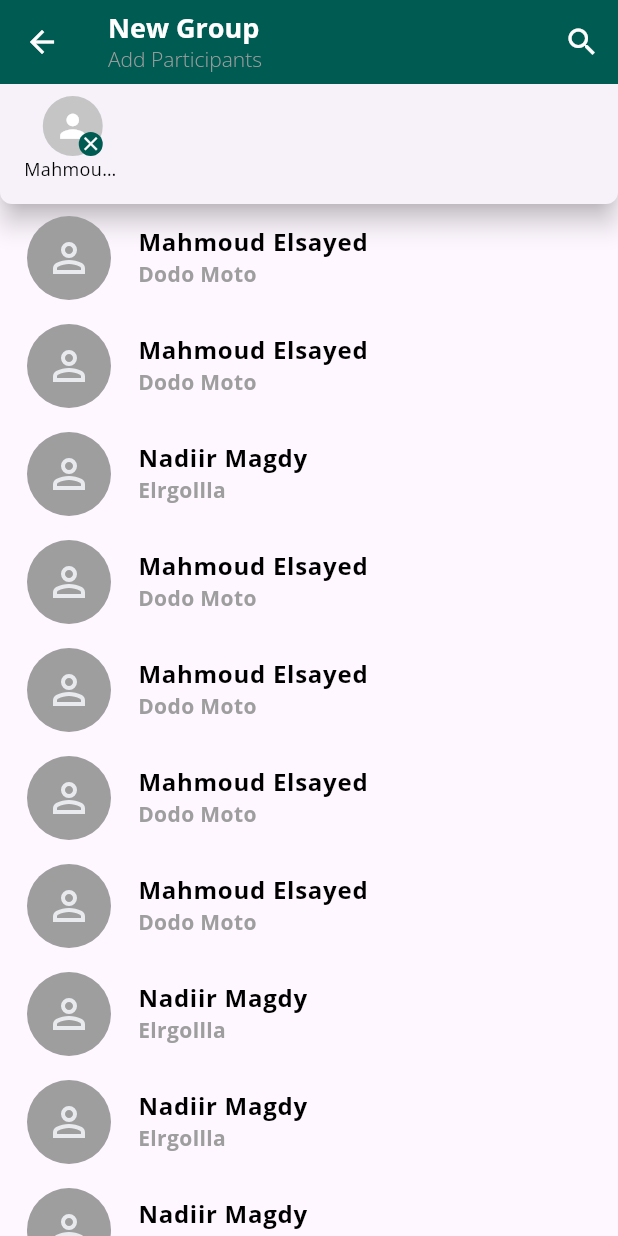
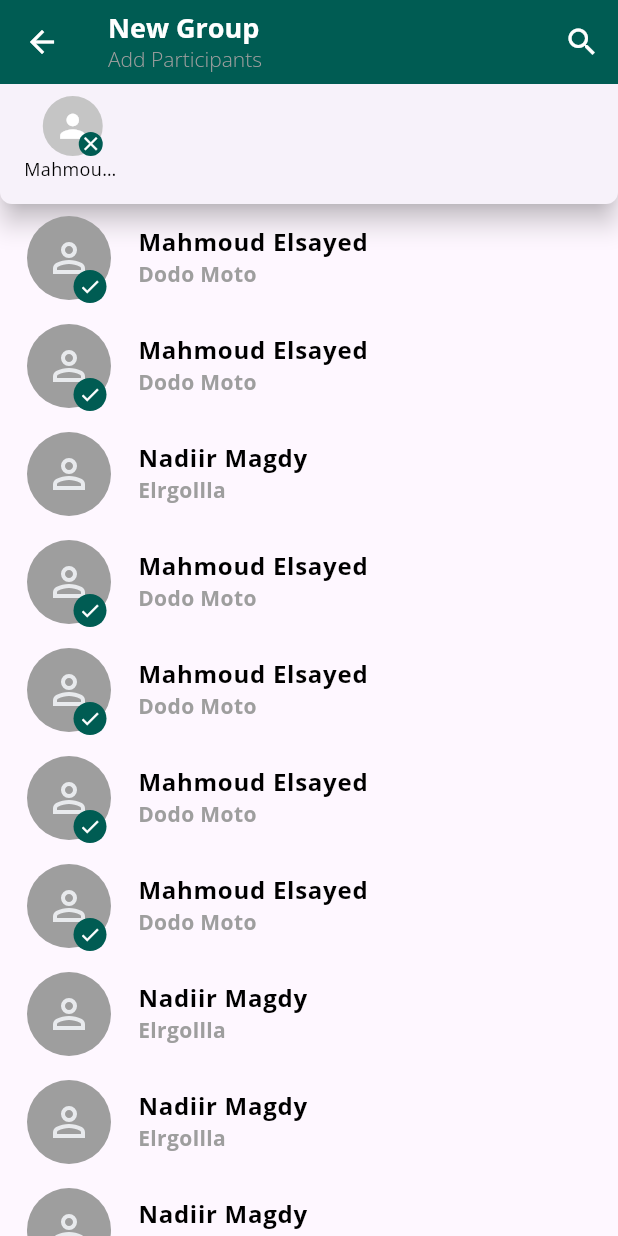
Before and after one commit to MahmoudElsayedJrr/whatsApp-Clone, a Flutter app: the NewAddGroupPage screen opened directly, after a tap on "Mahmoud Elsayed", on a phone screen of 412 x 824 dp. Run offline on Flutter 3.47's test engine with Material 3 defaults, Android fonts, the phone set to English and light mode, and no system bars; our stand-ins replace bloc, flutter_bloc, flutter_chat_bubble, flutter_svg, google_fonts, socket_io_client; network calls fail.

```diff
--- /dev/null
+++ b/lib/model/Cubits/cubit/selected_cubits_cubit.dart
@@ -0,0 +1,17 @@
+import 'package:bloc/bloc.dart';
+import 'package:meta/meta.dart';
+
+part 'selected_cubits_state.dart';
+
+class SelectedCubitsCubit extends Cubit<SelectedCubitsState> {
+  SelectedCubitsCubit() : super(SelectedCubitsInitial());
+  Set<String> selectedContacts = {};
+  void toggleSelection(String name) {
+    if (selectedContacts.contains(name)) {
+      selectedContacts.remove(name);
+    } else {
+      selectedContacts.add(name);
+    }
+    emit(SelectedCubitsUpdate(Set.from(selectedContacts))); // Emit new state
+  }
+}
--- /dev/null
+++ b/lib/model/Cubits/cubit/selected_cubits_state.dart
@@ -0,0 +1,11 @@
+part of 'selected_cubits_cubit.dart';
+
+@immutable
+abstract class SelectedCubitsState {}
+
+class SelectedCubitsInitial extends SelectedCubitsState {}
+
+class SelectedCubitsUpdate extends SelectedCubitsState {
+  final Set<String> selectedContacts;
+  SelectedCubitsUpdate(this.selectedContacts);
+}
--- a/lib/view/chat_page/chat_container.dart
+++ b/lib/view/chat_page/chat_container.dart
@@ -39,6 +39,8 @@ class ChatContainer extends StatelessWidget {
                 children: [
                   Text(DateFormat("hh:mm a").format(DateTime.now()),
                       style: TextStyle(color: Colors.grey, fontSize: 11)),
+                  SizedBox(width: 2),
+                  Icon(Icons.check, color: Colors.grey, size: 13),
                 ],
               ),
             ],
--- a/lib/view/new_chat/NewAddGroupPage.dart
+++ b/lib/view/new_chat/NewAddGroupPage.dart
@@ -1,4 +1,6 @@
 import 'package:flutter/material.dart';
+import 'package:flutter_bloc/flutter_bloc.dart';
+import 'package:whatsapp_clone/model/Cubits/cubit/selected_cubits_cubit.dart';
 import 'package:whatsapp_clone/view/contants.dart';
 import 'package:whatsapp_clone/view/new_chat/SelectedContact.dart';
 import 'package:whatsapp_clone/view/new_chat/selectedAndUnselectedContactListTile.dart';
@@ -10,12 +12,14 @@ class NewAddGroupPage extends StatefulWidget {
   State<NewAddGroupPage> createState() => _NewAddGroupPageState();
 }
 
-List<selectedAndUnselectedContactListTile> groups = [];
+class _NewAddGroupPageState extends State<NewAddGroupPage> {
+  List<selectedAndUnselectedContactListTile> groups = [];
+  late SelectedCubitsCubit cubit;
 
-class _NewAddGroupPageState extends State<NewAddGroupPage> {
   @override
   void initState() {
     super.initState();
+    cubit = BlocProvider.of<SelectedCubitsCubit>(context);
     groups.clear();
     print(groups.length);
   }
@@ -52,6 +56,7 @@ class _NewAddGroupPageState extends State<NewAddGroupPage> {
                         ontap: () {
                           setState(() {
                             SelectContacts[index].isSelected = false;
+
                             groups.removeAt(index);
                             print(groups);
                             print(SelectContacts[index].isSelected);
@@ -73,6 +78,9 @@ class _NewAddGroupPageState extends State<NewAddGroupPage> {
                   if (!SelectContacts[index].isSelected) {
                     setState(() {
                       SelectContacts[index].isSelected = true;
+                      context
+                          .read<SelectedCubitsCubit>()
+                          .toggleSelection(SelectContacts[index].name);
                       groups.add(SelectContacts[index]);
                       print(groups.length);
                       print(SelectContacts[index].isSelected);
--- a/lib/view/new_chat/new_chat_Page.dart
+++ b/lib/view/new_chat/new_chat_Page.dart
@@ -1,6 +1,5 @@
 import 'package:flutter/material.dart';
 import 'package:whatsapp_clone/view/new_chat/NewAddGroupPage.dart';
-
 import 'package:whatsapp_clone/view/new_chat/new_chat_appbar.dart';
 import 'package:whatsapp_clone/view/new_chat/selectedAndUnselectedContactListTile.dart';
 
--- a/lib/view/new_chat/selectedAndUnselectedContactListTile.dart
+++ b/lib/view/new_chat/selectedAndUnselectedContactListTile.dart
@@ -1,6 +1,8 @@
 import 'package:flutter/material.dart';
 import 'package:flutter_svg/svg.dart';
+import 'package:whatsapp_clone/model/Cubits/cubit/selected_cubits_cubit.dart';
 import 'package:whatsapp_clone/view/contants.dart';
+import 'package:flutter_bloc/flutter_bloc.dart';
 
 class contactListTile extends StatelessWidget {
   contactListTile({
@@ -40,7 +42,7 @@ class contactListTile extends StatelessWidget {
   }
 }
 
-class selectedAndUnselectedContactListTile extends StatefulWidget {
+class selectedAndUnselectedContactListTile extends StatelessWidget {
   selectedAndUnselectedContactListTile({
     super.key,
     required this.name,
@@ -53,25 +55,23 @@ class selectedAndUnselectedContactListTile extends StatefulWidget {
   final Color backgroundColor;
   bool isSelected;
   @override
-  State<selectedAndUnselectedContactListTile> createState() =>
-      _selectedAndUnselectedContactListTileState();
-}
-
-class _selectedAndUnselectedContactListTileState
-    extends State<selectedAndUnselectedContactListTile> {
-  @override
   Widget build(BuildContext context) {
+    return BlocBuilder<SelectedCubitsCubit, SelectedCubitsState>(
+      builder: (context, state) {
+        bool currentIsSelected = state is SelectedCubitsUpdate
+            ? (state).selectedContacts.contains(name)
+            : false;
         return ListTile(
           leading: Stack(clipBehavior: Clip.none, children: [
             CircleAvatar(
               radius: 30,
-          backgroundColor: widget.backgroundColor,
+              backgroundColor: backgroundColor,
               child: SvgPicture.asset(
                 width: 32,
-            widget.img,
+                img,
               ),
             ),
-        widget.isSelected
+            currentIsSelected
                 ? Positioned(
                     right: 5,
                     bottom: -2,
@@ -86,12 +86,18 @@ class _selectedAndUnselectedContactListTileState
                   )
                 : SizedBox(height: 1)
           ]),
-      title: Text(widget.name,
+          title: Text(name,
               style: TextStyle(
-              fontSize: 16, color: Colors.black, fontWeight: FontWeight.bold)),
-      subtitle: Text(widget.subname,
+                  fontSize: 16,
+                  color: Colors.black,
+                  fontWeight: FontWeight.bold)),
+          subtitle: Text(subname,
               style: TextStyle(
-              fontSize: 14, color: Colors.grey, fontWeight: FontWeight.bold)),
+                  fontSize: 14,
+                  color: Colors.grey,
+                  fontWeight: FontWeight.bold)),
+        );
+      },
     );
   }
 }
--- a/pubspec.yaml
+++ b/pubspec.yaml
@@ -38,6 +38,8 @@ dependencies:
   flutter_svg: ^2.0.17
   flutter_chat_bubble: ^2.0.2
   intl: ^0.20.2
+  flutter_bloc: ^8.1.0
+  socket_io_client: ^3.0.2
 
 dev_dependencies:
   flutter_test:
```
Also changed, not shown: lib/main.dart (+6 -1 lines), lib/view/chat_page/chat_page.dart (+24 -3 lines), pubspec.lock, 3 other files. Lines whose indentation alone changed are shown as unchanged.
